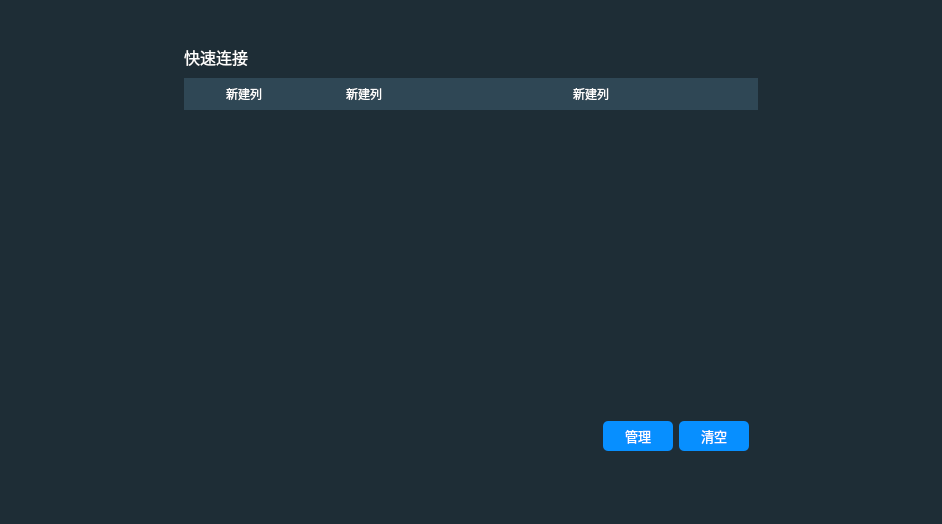
The window that source/historyconnectwidget.ui (HuaGouFdog/Fdog-Kit) describes before a commit, drawn with Qt 5.
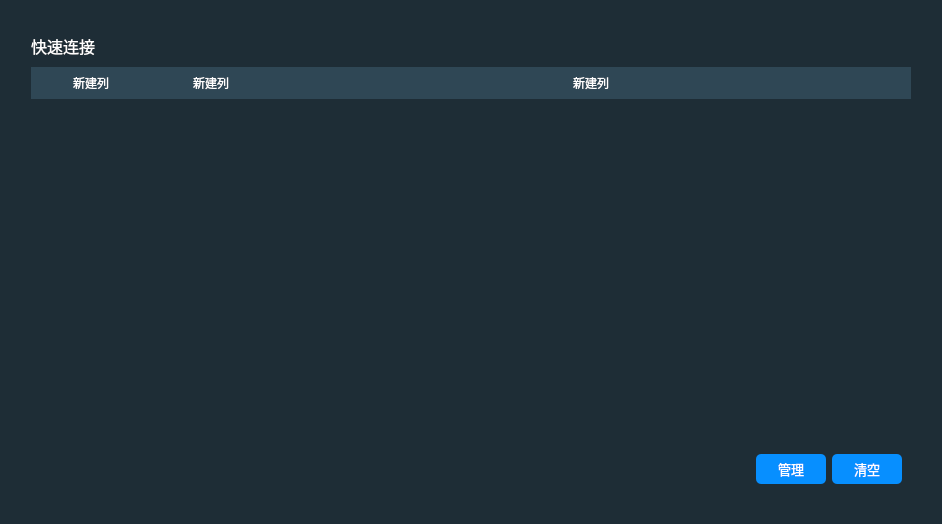
The same window after the commit.

Patch:
```diff
--- a/source/historyconnectwidget.ui
+++ b/source/historyconnectwidget.ui
@@ -17,23 +17,10 @@
    <string notr="true">background-color: rgb(30, 45, 54);
 color: rgb(255, 255, 255);</string>
   </property>
-  <layout class="QHBoxLayout" name="horizontalLayout_5" stretch="2,8,2">
-   <item>
-    <spacer name="horizontalSpacer_2">
-     <property name="orientation">
-      <enum>Qt::Horizontal</enum>
-     </property>
-     <property name="sizeHint" stdset="0">
-      <size>
-       <width>149</width>
-       <height>20</height>
-      </size>
-     </property>
-    </spacer>
-   </item>
+  <layout class="QHBoxLayout" name="horizontalLayout_5" stretch="8">
    <item>
     <widget class="QWidget" name="widget_2" native="true">
-     <layout class="QVBoxLayout" name="verticalLayout" stretch="1,0,30,0,3">
+     <layout class="QVBoxLayout" name="verticalLayout" stretch="0,30,0">
       <property name="spacing">
        <number>6</number>
       </property>
@@ -49,19 +36,6 @@
       <property name="bottomMargin">
        <number>20</number>
       </property>
-      <item>
-       <spacer name="verticalSpacer">
-        <property name="orientation">
-         <enum>Qt::Vertical</enum>
-        </property>
-        <property name="sizeHint" stdset="0">
-         <size>
-          <width>20</width>
-          <height>40</height>
-         </size>
-        </property>
-       </spacer>
-      </item>
       <item>
        <widget class="QLabel" name="label">
         <property name="minimumSize">
@@ -376,35 +350,9 @@
         </layout>
        </widget>
       </item>
-      <item>
-       <spacer name="verticalSpacer_2">
-        <property name="orientation">
-         <enum>Qt::Vertical</enum>
-        </property>
-        <property name="sizeHint" stdset="0">
-         <size>
-          <width>20</width>
-          <height>40</height>
-         </size>
-        </property>
-       </spacer>
-      </item>
      </layout>
     </widget>
    </item>
-   <item>
-    <spacer name="horizontalSpacer_8">
-     <property name="orientation">
-      <enum>Qt::Horizontal</enum>
-     </property>
-     <property name="sizeHint" stdset="0">
-      <size>
-       <width>149</width>
-       <height>20</height>
-      </size>
-     </property>
-    </spacer>
-   </item>
   </layout>
  </widget>
  <resources/>
```
